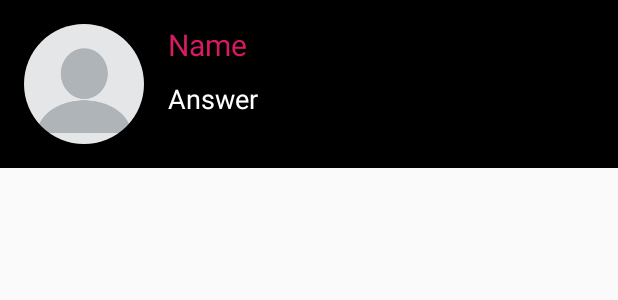
After one commit to sanchi0204/Dishathon-2020, an Android app: the layout custom_list_customer.xml on its own in the app's theme, with its tools: preview values and no code run, on a phone screen of 412 x 824 dp. The commit adds this screen. Shown: the top 300 px of the screen. Run offline under Robolectric (Android 15) with nearby library versions, the phone set to English and light mode, and no system bars.

Commit message:
customer support added

```diff
--- a/app/src/main/java/com/example/watcho/Browse.java
+++ b/app/src/main/java/com/example/watcho/Browse.java
@@ -12,10 +12,10 @@ import androidx.viewpager.widget.ViewPager;
 import android.content.Intent;
 import android.os.Bundle;
 import android.view.MenuItem;
-
 import com.example.watcho.Fragments.Channels;
 import com.example.watcho.Fragments.CustomerSupport;
 import com.example.watcho.Fragments.Friends;
+import com.example.watcho.Fragments.MyRoom;
 import com.example.watcho.Fragments.News;
 import com.example.watcho.Fragments.Premium;
 import com.example.watcho.Fragments.Shows;
@@ -39,6 +39,7 @@ public class Browse extends AppCompatActivity {
     private Spotlight spotlight;
     private CustomerSupport customerSupport;
     private Friends friends;
+    private MyRoom myRoom;
 
     @Override
     protected void onCreate(Bundle savedInstanceState) {
@@ -95,6 +96,7 @@ public class Browse extends AppCompatActivity {
         spotlight = new Spotlight();
         customerSupport = new CustomerSupport();
         friends = new Friends();
+        myRoom = new MyRoom();
 
         tabLayout.setupWithViewPager(viewPager);
 
@@ -103,6 +105,7 @@ public class Browse extends AppCompatActivity {
         viewPagerAdapter.addFragment(premium, getString(R.string.premium));
         viewPagerAdapter.addFragment(shows, getString(R.string.shows));
         viewPagerAdapter.addFragment(friends, getString(R.string.friends));
+        viewPagerAdapter.addFragment(myRoom, getString(R.string.my_room));
         viewPagerAdapter.addFragment(channels, getString(R.string.channels));
         viewPagerAdapter.addFragment(spotlight, getString(R.string.spotlight));
         viewPagerAdapter.addFragment(news, getString(R.string.news));
--- a/app/src/main/res/layout/activity_showing_reviews.xml
+++ b/app/src/main/res/layout/activity_showing_reviews.xml
@@ -9,6 +9,11 @@
     tools:context=".ShowingReviews"
     android:background="@color/black">
 
+    <pl.droidsonroids.gif.GifImageView
+        android:layout_width="250dp"
+        android:layout_height="250dp"
+        android:src="@drawable/review_gif"
+        android:layout_gravity="center_horizontal"/>
 
     <TextView
         android:id="@+id/reviews"
--- /dev/null
+++ b/app/src/main/res/layout/custom_list_customer.xml
@@ -0,0 +1,55 @@
+<?xml version="1.0" encoding="utf-8"?>
+<RelativeLayout
+    xmlns:android="http://schemas.android.com/apk/res/android"
+    android:layout_width="match_parent"
+    android:background="@color/black"
+    android:padding="16dp"
+    android:layout_height="wrap_content">
+
+    <de.hdodenhof.circleimageview.CircleImageView
+        android:layout_width="80dp"
+        android:layout_height="80dp"
+        android:src="@drawable/profile"
+        android:id="@+id/profile_pic"
+        />
+    <TextView
+        android:id="@+id/user_name"
+        android:text="Name"
+        android:textSize="20sp"
+        android:textStyle="normal"
+        android:textAllCaps="false"
+        android:textColor="@color/colorAccent"
+        android:layout_width="wrap_content"
+        android:layout_height="wrap_content"
+        android:layout_toEndOf="@id/profile_pic"
+        android:layout_marginStart="16dp"/>
+
+    <TextView
+        android:id="@+id/user_ques"
+        android:text="Answer"
+        android:layout_marginTop="10dp"
+        android:layout_below="@+id/user_name"
+        android:textSize="18sp"
+        android:textStyle="normal"
+        android:textAllCaps="false"
+        android:textColor="@color/white"
+        android:layout_width="wrap_content"
+        android:layout_height="wrap_content"
+        android:layout_toEndOf="@id/profile_pic"
+        android:layout_marginStart="16dp"/>
+    <TextView
+        android:id="@+id/user_ans"
+        android:visibility="gone"
+        android:text="Answer"
+        android:layout_marginTop="10dp"
+        android:layout_below="@+id/user_name"
+        android:textSize="18sp"
+        android:textStyle="normal"
+        android:textAllCaps="false"
+        android:textColor="@color/white"
+        android:layout_width="wrap_content"
+        android:layout_height="wrap_content"
+        android:layout_toEndOf="@id/profile_pic"
+        android:layout_marginStart="16dp"/>
+
+</RelativeLayout>
--- a/app/src/main/res/layout/fragment_channels.xml
+++ b/app/src/main/res/layout/fragment_channels.xml
@@ -3,6 +3,7 @@
     xmlns:tools="http://schemas.android.com/tools"
     android:layout_width="match_parent"
     android:layout_height="match_parent"
+    android:background="@color/black"
     tools:context=".Fragments.Channels">
 
     <!-- TODO: Update blank fragment layout -->
--- a/app/src/main/res/layout/fragment_news.xml
+++ b/app/src/main/res/layout/fragment_news.xml
@@ -3,6 +3,7 @@
     xmlns:tools="http://schemas.android.com/tools"
     android:layout_width="match_parent"
     android:layout_height="match_parent"
+    android:background="@color/black"
     tools:context=".Fragments.News">
 
     <!-- TODO: Update blank fragment layout -->
--- a/app/src/main/res/layout/fragment_shows.xml
+++ b/app/src/main/res/layout/fragment_shows.xml
@@ -3,6 +3,7 @@
     xmlns:tools="http://schemas.android.com/tools"
     android:layout_width="match_parent"
     android:layout_height="match_parent"
+    android:background="@color/black"
     tools:context=".Fragments.Shows">
 
     <!-- TODO: Update blank fragment layout -->
```
Also changed, not shown: app/src/main/java/com/example/watcho/Adapters/CustomerAdapter.java (added, +82 -0 lines), app/src/main/java/com/example/watcho/Fragments/CustomerSupport.java (+55 -2 lines), app/src/main/res/layout/fragment_customer_support.xml (+51 -6 lines), app/src/main/res/values/strings.xml (+19 -0 lines), app/src/main/res/drawable/review_gif.gif (added).
